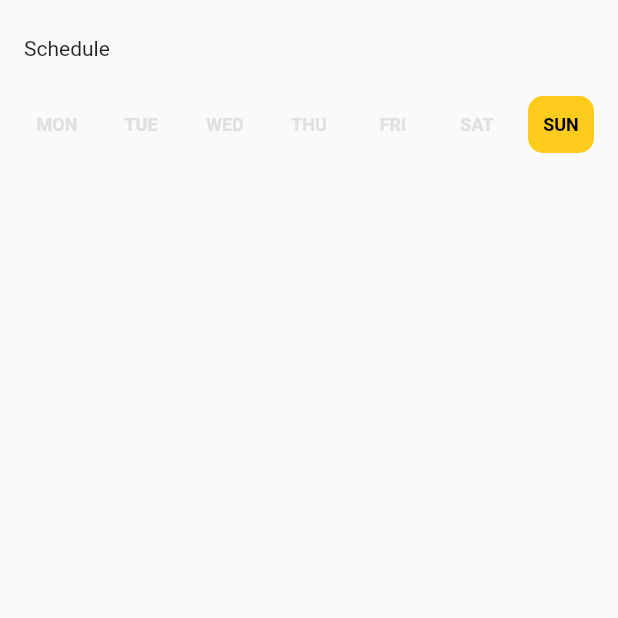
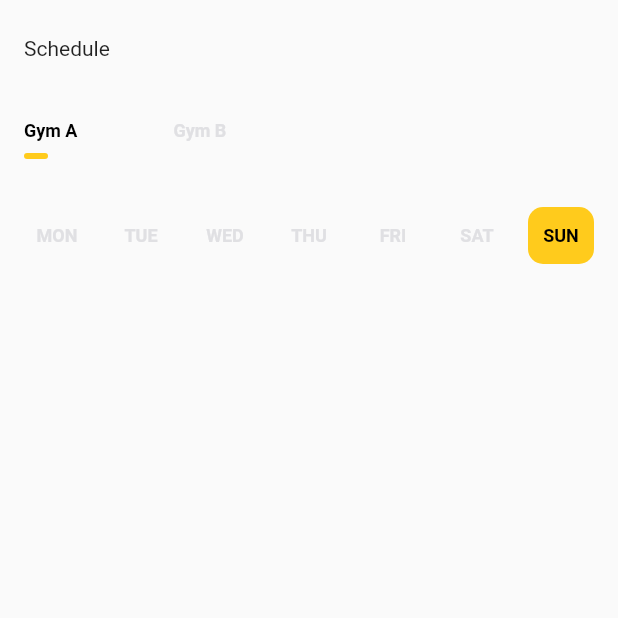
Before and after one commit to nxn777/uul, a Flutter app: the screen it shows after launch, on a phone screen of 412 x 824 dp, the top half of it. Run offline on Flutter 3.47's test engine with Material 2 defaults, Android fonts, the phone set to English and light mode, and no system bars.

Commit message:
UUL-1: Gym tile and gym list widgets were added

```diff
--- a/lib/constants/dimens.dart
+++ b/lib/constants/dimens.dart
@@ -1 +1,6 @@
 const kRegularTextSize = 12.0;
+const kSpacingMedium = 16.0;
+const kSpacingSmall = 8.0;
+const kSpacingXSmall = 4.0;
+const kSpacingLarge = 24.0;
+const kSpacingHuge = 64.0;
--- a/lib/models/app_state.dart
+++ b/lib/models/app_state.dart
@@ -2,6 +2,7 @@ import 'package:UUL_Gym/models/appartment.dart';
 import 'package:UUL_Gym/models/user.dart';
 import 'package:UUL_Gym/models/time_slot.dart';
 import 'package:UUL_Gym/models/week.dart';
+import 'package:UUL_Gym/models/gym.dart';
 import 'package:flutter/cupertino.dart';
 
 class AppState extends ChangeNotifier {
@@ -11,6 +12,7 @@ class AppState extends ChangeNotifier {
   DateTime activeDate = DateTime.now();
   DateTime currentDate = DateTime.now();
   Week currentWeek = Week.withDay(DateTime.now());
+  Gym activeGym = Gym.GymA;
 
   void changeActiveDate(DateTime newDate) {
     this.activeDate = newDate;
@@ -28,19 +30,18 @@ class AppState extends ChangeNotifier {
     notifyListeners();
   }
 
+  void changeActiveGym(Gym gym) {
+    this.activeGym = gym;
+    notifyListeners();
+  }
+
   List<TimeSlot> getCurrentDateTimeSlots() {
-    return timeSlots[activeDate] ?? _generateTestData();//List.empty();
+    return timeSlots[activeDate] ?? _generateTestData(); //List.empty();
   }
 
   List<TimeSlot> _generateTestData() => List(20)
       .asMap()
-      .map((index, value) => MapEntry(
-          index,
-          TimeSlot(
-              id: index,
-              start: index.toString() + " " + activeDate.toIso8601String(),
-              end: "end",
-              occupiedBy: List.empty())))
+      .map((index, value) => MapEntry(index, TimeSlot(id: index, start: index.toString() + " " + activeDate.toIso8601String(), end: "end", occupiedBy: List.empty())))
       .values
       .toList();
 }
--- /dev/null
+++ b/lib/models/gym.dart
@@ -0,0 +1,15 @@
+enum Gym {
+  GymA, GymB
+}
+
+extension GymDesc on Gym {
+  String get title {
+    switch (this) {
+      case Gym.GymA:
+        return "Gym A";
+      case Gym.GymB:
+        return "Gym B";
+    }
+    return "Unknown";
+  }
+}
--- a/lib/screens/time_slot_screen.dart
+++ b/lib/screens/time_slot_screen.dart
@@ -1,6 +1,7 @@
-import 'package:UUL_Gym/widgets/week/day_list.dart';
+import 'package:UUL_Gym/widgets/gym/gym_list.dart';
 import 'package:UUL_Gym/widgets/week/day_list_animated.dart';
 import 'package:flutter/material.dart';
+import 'package:UUL_Gym/constants/dimens.dart';
 
 class TimeSlotScreen extends StatelessWidget {
   @override
@@ -11,11 +12,15 @@ class TimeSlotScreen extends StatelessWidget {
           crossAxisAlignment: CrossAxisAlignment.stretch,
           children: [
             Padding(
-              padding: const EdgeInsets.fromLTRB(16,  24,  16,  24.0),
+              padding: const EdgeInsets.fromLTRB(kSpacingMedium,  kSpacingLarge,  kSpacingMedium,  kSpacingLarge),
               child: Text("Schedule"),
             ),
             Padding(
-              padding: const EdgeInsets.symmetric(horizontal: 16),
+              padding: const EdgeInsets.fromLTRB(kSpacingMedium, 0, kSpacingMedium, kSpacingMedium),
+              child: GymList(),
+            ),
+            Padding(
+              padding: const EdgeInsets.fromLTRB(kSpacingMedium, kSpacingMedium, kSpacingMedium, kSpacingMedium),
               child: DayListAnimated(),
             )
           ],
--- /dev/null
+++ b/lib/widgets/gym/gym_list.dart
@@ -0,0 +1,16 @@
+import 'package:UUL_Gym/widgets/gym/gym_tile.dart';
+import 'package:flutter/material.dart';
+import 'package:UUL_Gym/models/gym.dart';
+
+class GymList extends StatelessWidget {
+  @override
+  Widget build(BuildContext context) {
+    return Row(
+      mainAxisAlignment: MainAxisAlignment.start,
+      crossAxisAlignment: CrossAxisAlignment.center,
+      children: _getGymTiles(),
+    );
+  }
+
+  List<Widget> _getGymTiles() => Gym.values.map((g) => GymTile(gym: g)).toList();
+}
--- /dev/null
+++ b/lib/widgets/gym/gym_tile.dart
@@ -0,0 +1,60 @@
+import 'package:UUL_Gym/constants/dimens.dart';
+import 'package:flutter/cupertino.dart';
+import 'package:flutter/material.dart';
+import 'package:UUL_Gym/models/gym.dart';
+import 'package:provider/provider.dart';
+import 'package:UUL_Gym/models/app_state.dart';
+import 'package:UUL_Gym/constants/animation_constants.dart';
+import 'package:UUL_Gym/constants/text_style_constants.dart';
+import 'package:UUL_Gym/constants/color_constants.dart';
+
+class GymTile extends StatefulWidget {
+  final Gym gym;
+
+  GymTile({this.gym});
+
+  @override
+  _GymTileState createState() => _GymTileState();
+}
+
+class _GymTileState extends State<GymTile> {
+  @override
+  Widget build(BuildContext context) {
+    return Consumer<AppState>(builder: (context, appState, child) {
+      return GestureDetector(
+          onTap: () {
+            Provider.of<AppState>(context, listen: false).changeActiveGym(widget.gym);
+          },
+          behavior: HitTestBehavior.translucent,
+          child: Column(
+            mainAxisSize: MainAxisSize.max,
+            crossAxisAlignment: CrossAxisAlignment.start,
+            children: [
+              Container(
+                margin: EdgeInsets.fromLTRB(0, kSpacingMedium, kSpacingHuge, kSpacingSmall),
+                child: Text(
+                  widget.gym.title,
+                  style: _getTextStyle(),
+                  textAlign: TextAlign.start,
+                ),
+              ),
+              AnimatedContainer(
+                child: SizedBox(width: kSpacingMedium, height: kSpacingXSmall,),
+                duration: Duration(milliseconds: kStandardAnimationDurationMS),
+                decoration: BoxDecoration(
+                  color: _isSelected() ? kAccentColor : Colors.transparent,
+                  borderRadius: BorderRadius.circular(kSpacingXSmall),
+                ),
+              )
+            ],
+          ));
+    });
+  }
+
+  bool _isSelected() => Provider.of<AppState>(context, listen: false).activeGym == widget.gym;
+
+  TextStyle _getTextStyle() {
+    var _style = _isSelected() ? kRegularActiveTextStyle.copyWith(fontWeight: FontWeight.bold) : kRegularInactiveTextStyle.copyWith(fontWeight: FontWeight.bold);
+    return _style;
+  }
+}
```
